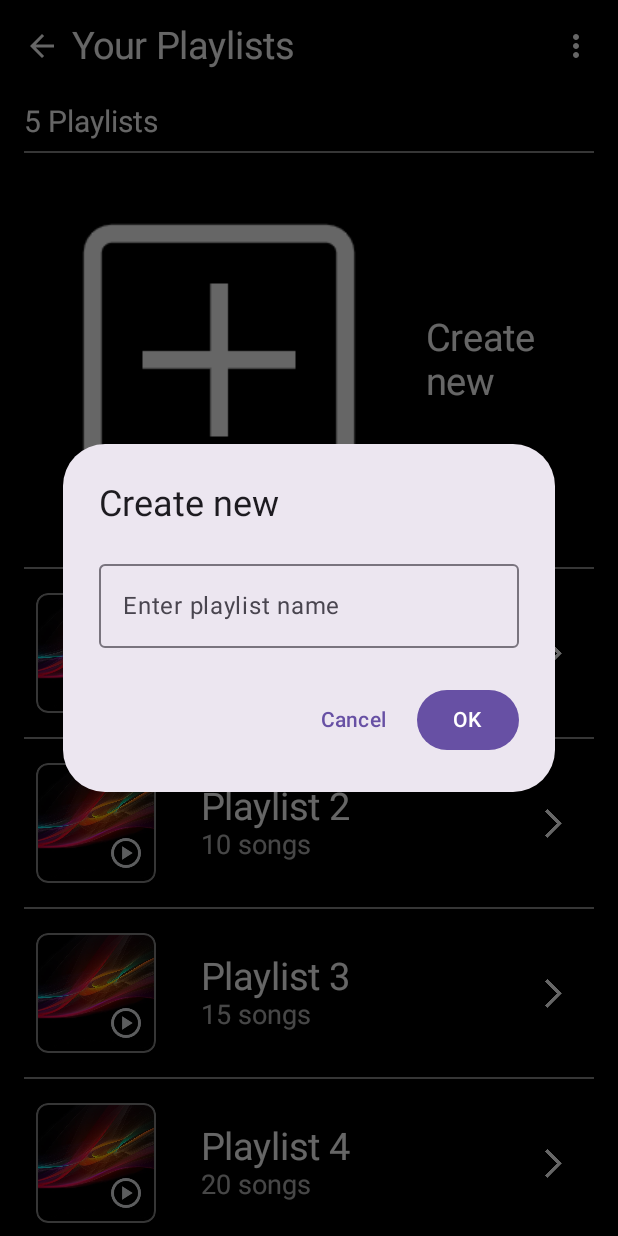
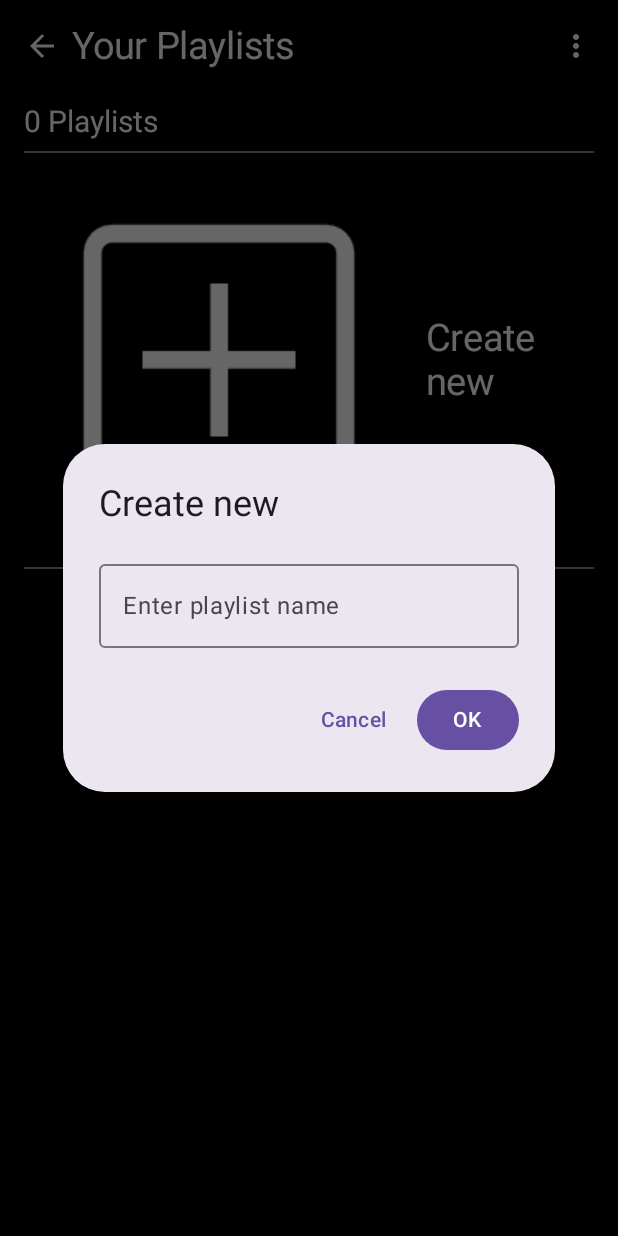
Before and after one commit to Jangyaseni666/MelodyMusicApp, an Android app built with Jetpack Compose: the YourPlaylistsScreen screen opened through its navigation route, after a tap on "Create new", on a phone screen of 412 x 824 dp. Run offline under Robolectric (Android 15) with nearby library versions, the phone set to English and light mode, and no system bars.

Commit message:
2nd commit

```diff
--- a/app/build.gradle.kts
+++ b/app/build.gradle.kts
@@ -73,4 +73,7 @@ dependencies {
     //implementation("com.google.android.libraries.navigation:navigation:5.4.0")
     implementation("androidx.compose.animation:animation:1.5.1") // Align with Compose version
     implementation("androidx.navigation:navigation-compose:2.5.0")
+    implementation("com.google.dagger:hilt-android:2.45")
+    implementation("androidx.hilt:hilt-navigation-compose:1.0.0")
+    //kapt("com.google.dagger:hilt-compiler:2.45")
 }
--- a/app/src/main/java/com/example/uitestapplication/AppNavHost.kt
+++ b/app/src/main/java/com/example/uitestapplication/AppNavHost.kt
@@ -1,30 +1,49 @@
 package com.example.uitestapplication
 
 import androidx.compose.runtime.Composable
+import androidx.compose.runtime.collectAsState
+import androidx.hilt.navigation.compose.hiltViewModel
 import androidx.navigation.NavHostController
 import androidx.navigation.compose.NavHost
 import androidx.navigation.compose.composable
 import androidx.navigation.compose.rememberNavController
 
 @Composable
-fun AppNavHost(navController: NavHostController) {
+fun AppNavHost(navController: NavHostController, playlistViewModel: PlaylistViewModel = hiltViewModel()) {
+    val playlists = playlistViewModel.playlists.collectAsState().value
+
     NavHost(navController = navController, startDestination = "your_playlists") {
         composable("your_playlists") {
-            YourPlaylistsScreen { playlistName ->
-                navController.navigate("empty_playlist/$playlistName")
+            YourPlaylistsScreen(
+                playlists = playlists,
+                onCreatePlaylistClick = { playlistName ->
+                    playlistViewModel.addPlaylist(playlistName)
+                    navController.navigate("empty_playlist/${playlists.size + 1}")
+                },
+                onPlaylistClick = { playlistId ->
+                    navController.navigate("empty_playlist/$playlistId")
+                },
+                onBackClick = { /* Handle back navigation here */ }
+            )
+        }
+        composable("empty_playlist/{playlistId}") { backStackEntry ->
+            val playlistId = backStackEntry.arguments?.getString("playlistId")?.toIntOrNull() ?: 0
+            if (playlistId > 0 && playlistId <= playlists.size) {
+                EmptyPlaylistScreen(
+                    onBackClick = { navController.popBackStack() },
+                    playlistName = playlists[playlistId - 1].name,
+                    onAddSongsClick = { navController.navigate("add_songs/$playlistId") }
+                )
             }
         }
-        composable("empty_playlist/{playlistName}") { backStackEntry ->
-            EmptyPlaylistScreen(
-                onBackClick = { navController.popBackStack() },
-                playlistName = backStackEntry.arguments?.getString("playlistName") ?: "",
-                onAddSongsClick = { navController.navigate("add_songs") }
-            )
-        }
-        composable("add_songs") {
-            AddSongsScreen(
-                onBackClick = { navController.popBackStack() }
-            )
+        composable("add_songs/{playlistId}") { backStackEntry ->
+            val playlistId = backStackEntry.arguments?.getString("playlistId")?.toIntOrNull() ?: 0
+            if (playlistId > 0 && playlistId <= playlists.size) {
+                AddSongsScreen(
+                    onBackClick = { navController.popBackStack() },
+                    onAddSong = { song -> playlistViewModel.addSongToPlaylist(playlistId, song) }
+                )
+            }
         }
     }
 }
--- /dev/null
+++ b/app/src/main/java/com/example/uitestapplication/PlaylistScreen.kt
@@ -0,0 +1 @@
+package com.example.uitestapplication
--- a/app/src/main/java/com/example/uitestapplication/YourPlaylistsScreen.kt
+++ b/app/src/main/java/com/example/uitestapplication/YourPlaylistsScreen.kt
@@ -15,6 +15,7 @@ import androidx.compose.foundation.layout.padding
 import androidx.compose.foundation.layout.size
 import androidx.compose.foundation.layout.width
 import androidx.compose.foundation.lazy.LazyColumn
+import androidx.compose.foundation.lazy.items
 import androidx.compose.foundation.shape.RoundedCornerShape
 import androidx.compose.material.icons.Icons
 import androidx.compose.material.icons.filled.ArrowBack
@@ -27,8 +28,10 @@ import androidx.compose.material3.OutlinedTextField
 import androidx.compose.material3.Text
 import androidx.compose.material3.TextButton
 import androidx.compose.runtime.Composable
+import androidx.compose.runtime.getValue
 import androidx.compose.runtime.mutableStateOf
 import androidx.compose.runtime.remember
+import androidx.compose.runtime.setValue
 import androidx.compose.ui.Alignment
 import androidx.compose.ui.Modifier
 import androidx.compose.ui.draw.clip
@@ -40,21 +43,24 @@ import androidx.compose.ui.unit.dp
 import androidx.compose.ui.unit.sp
 
 @Composable
-fun YourPlaylistsScreen(onPlaylistClick: (String) -> Unit) {
-    val showDialog = remember { mutableStateOf(false) }
-    val playlistName = remember { mutableStateOf("") }
+fun YourPlaylistsScreen(
+    playlists: List<Playlist>,
+    onPlaylistClick: (String) -> Unit,
+    onCreatePlaylistClick: (String) -> Unit,
+    onBackClick: () -> Unit
+) {
+    var showDialog by remember { mutableStateOf(false) }
+    var playlistName by remember { mutableStateOf("") }
 
-    if (showDialog.value) {
+    if (showDialog) {
         CreatePlaylistDialog(
-            onDismiss = { showDialog.value = false },
+            onDismiss = { showDialog = false },
             onConfirm = {
-                // Handle the creation of the new playlist
-                showDialog.value = false
-                // Navigate to the new EmptyPlaylistScreen
-                onPlaylistClick(playlistName.value)
+                onCreatePlaylistClick(playlistName)
+                showDialog = false
             },
-            playlistName = playlistName.value,
-            onNameChange = { playlistName.value = it }
+            playlistName = playlistName,
+            onNameChange = { playlistName = it }
         )
     }
 
@@ -76,7 +82,7 @@ fun YourPlaylistsScreen(onPlaylistClick: (String) -> Unit) {
                 tint = Color.White,
                 modifier = Modifier
                     .padding(end = 8.dp)
-                    .clickable { /* Handle back navigation */ }
+                    .clickable { onBackClick() } // Handle back navigation
             )
             Text(
                 text = "Your Playlists",
@@ -93,7 +99,7 @@ fun YourPlaylistsScreen(onPlaylistClick: (String) -> Unit) {
 
         // Number of Playlists
         Text(
-            text = "5 Playlists",
+            text = "${playlists.size} Playlists",
             color = Color.White,
             fontSize = 20.sp,
             modifier = Modifier
@@ -111,7 +117,7 @@ fun YourPlaylistsScreen(onPlaylistClick: (String) -> Unit) {
             modifier = Modifier
                 .fillMaxWidth()
                 .padding(horizontal = 16.dp, vertical = 8.dp)
-                .clickable { showDialog.value = true } // Show dialog on click
+                .clickable { showDialog = true } // Show dialog on click
         ) {
             Icon(
                 painter = painterResource(id = R.drawable.add_box),
@@ -137,17 +143,15 @@ fun YourPlaylistsScreen(onPlaylistClick: (String) -> Unit) {
                 .fillMaxSize()
                 .padding(horizontal = 16.dp)
         ) {
-            items(5) { index ->
-                if (index > 0) {
-                    Divider(color = Color.Gray, thickness = 1.dp)
-                }
+            items(playlists) { playlist ->
                 PlaylistItem(
-                    playlistName = "Playlist ${index + 1}",
-                    numberOfSongs = (index + 1) * 5,
+                    playlistName = playlist.name,
+                    numberOfSongs = playlist.songs.size,
                     playlistBg = painterResource(id = R.drawable.playlist_bg),
                     playIcon = painterResource(id = R.drawable.play_circle),
-                    onClick = { onPlaylistClick("Playlist ${index + 1}") } // Navigate to playlist screen
+                    onClick = { onPlaylistClick(playlist.name) } // Navigate to playlist screen
                 )
+                Divider(color = Color.Gray, thickness = 1.dp)
             }
         }
     }
@@ -175,7 +179,7 @@ fun PlaylistItem(
                 .clip(RoundedCornerShape(8.dp))
                 .border(1.dp, Color.Gray, RoundedCornerShape(8.dp)) // Thin shadow-like outline
         ) {
-            // First Image (Square)
+            // Playlist Background Image
             Image(
                 painter = playlistBg,
                 contentDescription = "Playlist Background",
@@ -184,7 +188,7 @@ fun PlaylistItem(
                     .clip(RoundedCornerShape(8.dp))
             )
 
-            // Second Image (Smaller, Bottom Right)
+            // Play Icon (Smaller, Bottom Right)
             Image(
                 painter = playIcon,
                 contentDescription = "Play Icon",
@@ -195,7 +199,7 @@ fun PlaylistItem(
             )
         }
 
-        Spacer(modifier = Modifier.width(30.dp))
+        Spacer(modifier = Modifier.width(16.dp))
 
         Column(
             verticalArrangement = Arrangement.Center,
@@ -206,12 +210,12 @@ fun PlaylistItem(
             Text(
                 text = playlistName,
                 color = Color.White,
-                fontSize = 25.sp
+                fontSize = 20.sp
             )
             Text(
                 text = "$numberOfSongs songs",
                 color = Color.White.copy(alpha = 0.7f),
-                fontSize = 18.sp
+                fontSize = 16.sp
             )
         }
 
@@ -223,7 +227,7 @@ fun PlaylistItem(
             contentDescription = "Arrow Forward",
             tint = Color.White,
             modifier = Modifier
-                .size(30.dp) // Smaller size for the arrow icon
+                .size(24.dp) // Adjusted size for the arrow icon
                 .align(Alignment.CenterVertically)
                 .padding(end = 8.dp) // Add padding to the right end
         )
```
Also changed, not shown: app/src/main/java/com/example/uitestapplication/AddSongsScreen.kt (+6 -4 lines), app/src/main/java/com/example/uitestapplication/EmptyPlaylistScreen.kt (+14 -0 lines), app/src/main/java/com/example/uitestapplication/PlaylistViewModel.kt (added, +41 -0 lines), build.gradle.kts (line endings or trailing spaces).
